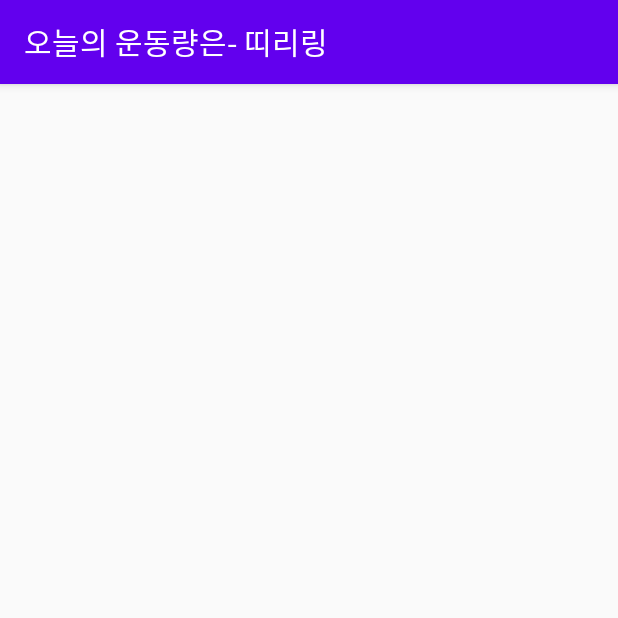
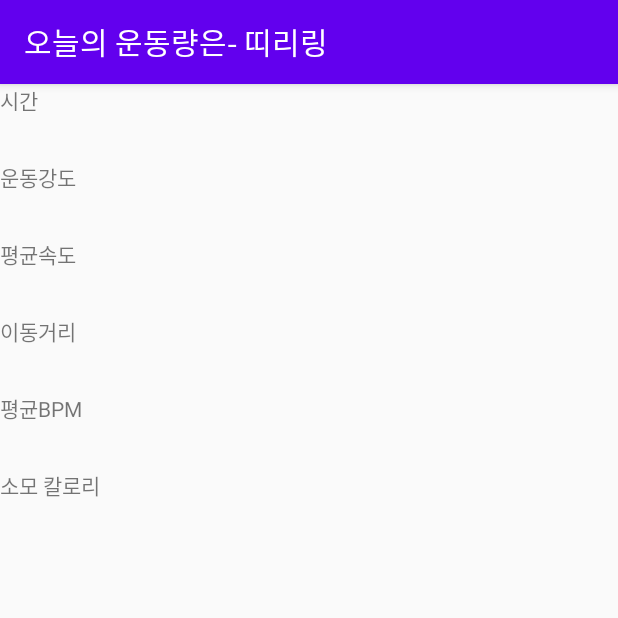
Before and after one commit to kin7274/Egometer, an Android app: the IndoorBikeResultActivity screen opened directly, with no data from a screen before it, on a phone screen of 412 x 824 dp, the top half of it. Run offline under Robolectric (Android 15) with nearby library versions, the phone set to English and light mode, and no system bars.

Commit message:
그리드뷰 이용, 레이아웃 구성
그리드뷰 이용, 레이아웃 구성

```diff
--- a/app/src/main/res/layout/activity_indoor_bike_result.xml
+++ b/app/src/main/res/layout/activity_indoor_bike_result.xml
@@ -1,8 +1,9 @@
 <?xml version="1.0" encoding="utf-8"?>
 <LinearLayout xmlns:android="http://schemas.android.com/apk/res/android"
+    xmlns:app="http://schemas.android.com/apk/res-auto"
     android:layout_width="match_parent"
     android:layout_height="match_parent"
-    android:orientation="vertical" >
+    android:orientation="vertical">
 
     <!--툴바-->
     <android.support.v7.widget.Toolbar
@@ -24,5 +25,73 @@
             android:textStyle="normal" />
     </android.support.v7.widget.Toolbar>
 
+    <GridLayout
+        android:layout_width="match_parent"
+        android:layout_height="wrap_content"
+        android:columnCount="2"
+        android:orientation="horizontal"
+        android:rowCount="6">
+
+        <TextView
+            android:layout_width="150dp"
+            android:layout_height="50dp"
+            android:text="시간" />
+
+        <TextView
+            android:id="@+id/txt_time"
+            android:layout_width="150dp"
+            android:layout_height="50dp" />
+
+        <TextView
+            android:layout_width="150dp"
+            android:layout_height="50dp"
+            android:text="운동강도" />
+
+        <TextView
+            android:id="@+id/txt_EI"
+            android:layout_width="150dp"
+            android:layout_height="50dp" />
+
+        <TextView
+            android:layout_width="150dp"
+            android:layout_height="50dp"
+            android:text="평균속도" />
+
+        <TextView
+            android:id="@+id/txt_AvgSpeed"
+            android:layout_width="150dp"
+            android:layout_height="50dp" />
+
+        <TextView
+            android:layout_width="150dp"
+            android:layout_height="50dp"
+            android:text="이동거리" />
+
+        <TextView
+            android:id="@+id/txt_Distance"
+            android:layout_width="150dp"
+            android:layout_height="50dp" />
+
+        <TextView
+            android:layout_width="150dp"
+            android:layout_height="50dp"
+            android:text="평균BPM" />
+
+        <TextView
+            android:id="@+id/txt_AvgBPM"
+            android:layout_width="150dp"
+            android:layout_height="50dp" />
+
+        <TextView
+            android:layout_width="150dp"
+            android:layout_height="50dp"
+            android:text="소모 칼로리" />
+
+        <TextView
+            android:id="@+id/txt_Kcal"
+            android:layout_width="150dp"
+            android:layout_height="50dp" />
+
+    </GridLayout>
 
 </LinearLayout>
```
